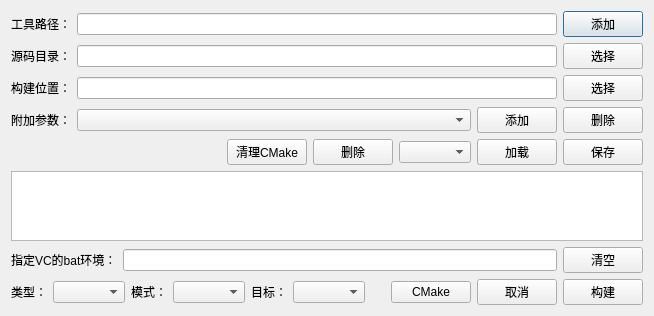
taynpg/cmakeBuilder, file cmakebuilder.ui: the form before one commit.
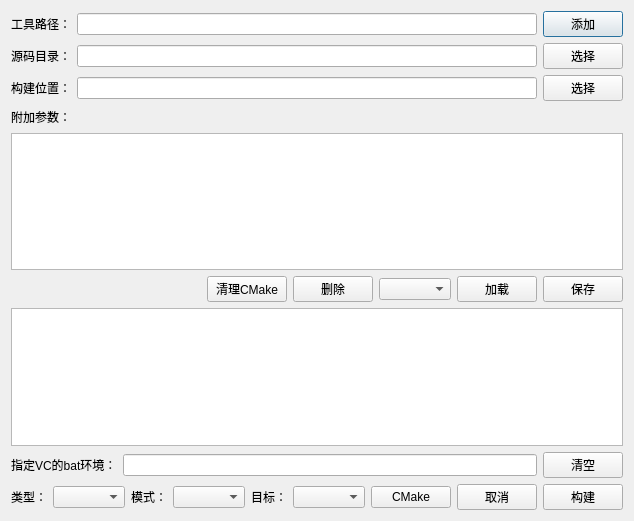
The form after the commit.

Commit message: 额外参数使用QTable.

```diff
--- a/cmakebuilder.ui
+++ b/cmakebuilder.ui
@@ -6,8 +6,8 @@
    <rect>
     <x>0</x>
     <y>0</y>
-    <width>654</width>
-    <height>306</height>
+    <width>614</width>
+    <height>521</height>
    </rect>
   </property>
   <property name="windowTitle">
@@ -87,31 +87,23 @@
       </widget>
      </item>
      <item>
-      <widget class="QComboBox" name="cbAdditionArg">
-       <property name="sizePolicy">
-        <sizepolicy hsizetype="Expanding" vsizetype="Fixed">
-         <horstretch>0</horstretch>
-         <verstretch>0</verstretch>
-        </sizepolicy>
+      <spacer name="horizontalSpacer_3">
+       <property name="orientation">
+        <enum>Qt::Orientation::Horizontal</enum>
        </property>
-      </widget>
-     </item>
-     <item>
-      <widget class="QPushButton" name="btnAddArg">
-       <property name="text">
-        <string>添加</string>
+       <property name="sizeHint" stdset="0">
+        <size>
+         <width>40</width>
+         <height>20</height>
+        </size>
        </property>
-      </widget>
-     </item>
-     <item>
-      <widget class="QPushButton" name="btnDelArg">
-       <property name="text">
-        <string>删除</string>
-       </property>
-      </widget>
+      </spacer>
      </item>
     </layout>
    </item>
+   <item>
+    <widget class="QTableWidget" name="tableWidget"/>
+   </item>
    <item>
     <layout class="QHBoxLayout" name="horizontalLayout_5">
      <item>
```
The commit also changes 4 other files.
